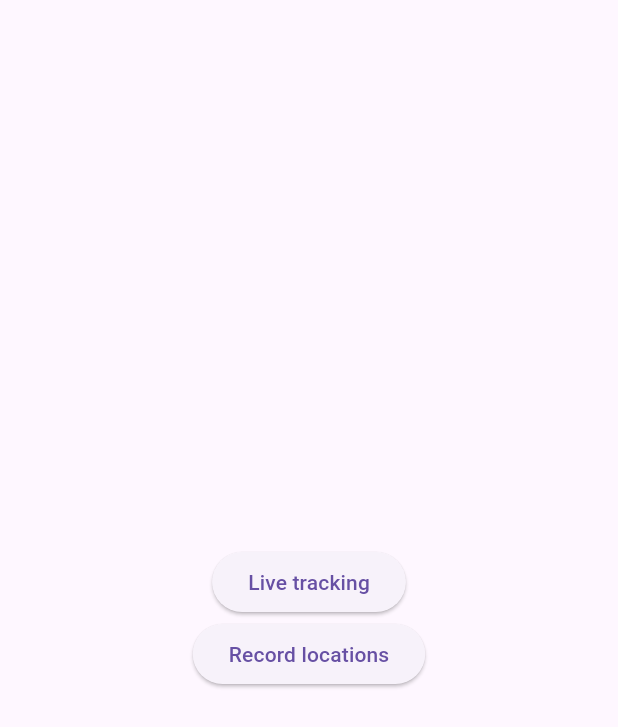
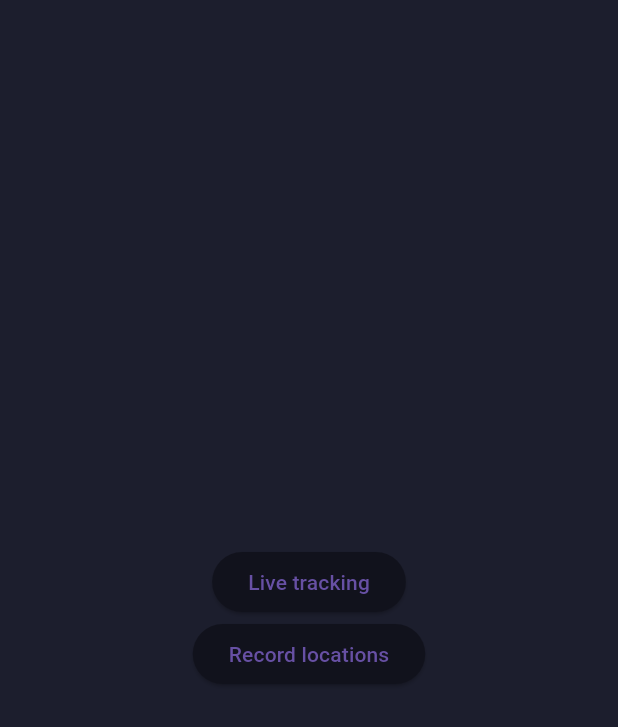
Before and after one commit to Smart-Walk/SmartWalk-mobile, a Flutter app: the screen it shows after launch, on a phone screen of 412 x 824 dp. Shown: the top 727 px of the screen. Run offline on Flutter 3.47's test engine with Material 3 defaults, Android fonts, the light colour scheme and no system bars; missing offline and left inert: wifi_scan.

Commit message:
Restructure Main screen

```diff
--- a/lib/main.dart
+++ b/lib/main.dart
@@ -24,11 +24,15 @@ class HomeScreen extends StatelessWidget {
   @override
   Widget build(BuildContext context) {
     return Scaffold(
+      backgroundColor: Color.fromRGBO(28, 30, 45, 1),
       body: Center(
         child: Column(
           mainAxisAlignment: MainAxisAlignment.center,
           children: [
             ElevatedButton(
+              style: ElevatedButton.styleFrom(
+                backgroundColor: Color.fromRGBO(17, 18, 28, 1),
+              ),
               onPressed: () {
                 Navigator.push(
                   context,
@@ -38,6 +42,9 @@ class HomeScreen extends StatelessWidget {
               child: Text("Live tracking"),
             ),
             ElevatedButton(
+              style: ElevatedButton.styleFrom(
+                backgroundColor: Color.fromRGBO(17, 18, 28, 1),
+              ),
               onPressed: () {
                 Navigator.push(
                   context,
@@ -52,3 +59,43 @@ class HomeScreen extends StatelessWidget {
     );
   }
 }
+
+// class HomeScreen extends StatelessWidget {
+//   @override
+//   Widget build(BuildContext context) {
+//     return Scaffold(
+//       backgroundColor: Color.fromRGBO(28, 30, 45, 1),
+//       body: Center(
+//         child: Column(
+//           mainAxisAlignment: MainAxisAlignment.center,
+//           children: [
+//             ElevatedButton(
+//               style: ElevatedButton.styleFrom(
+//                 backgroundColor: Color.fromRGBO(17, 18, 28, 1),
+//               ),
+//               onPressed: () {
+//                 Navigator.push(
+//                   context,
+//                   MaterialPageRoute(builder: (context) => LiveTrack()),
+//                 );
+//               },
+//               child: Text("Live tracking"),
+//             ),
+//             ElevatedButton(
+//               style: ElevatedButton.styleFrom(
+//                 backgroundColor: Color.fromRGBO(17, 18, 28, 1),
+//               ),
+//               onPressed: () {
+//                 Navigator.push(
+//                   context,
+//                   MaterialPageRoute(builder: (context) => RecordLocation()),
+//                 );
+//               },
+//               child: Text("Record locations"),
+//             ),
+//           ],
+//         ),
+//       ),
+//     );
+//   }
+// }
```
